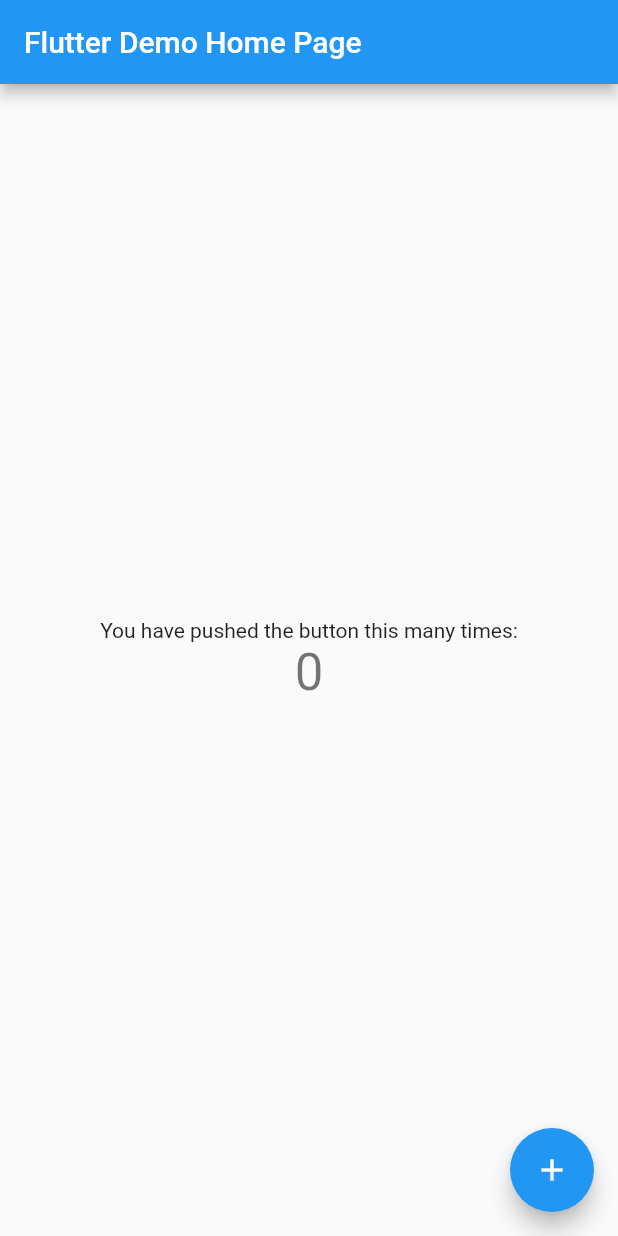
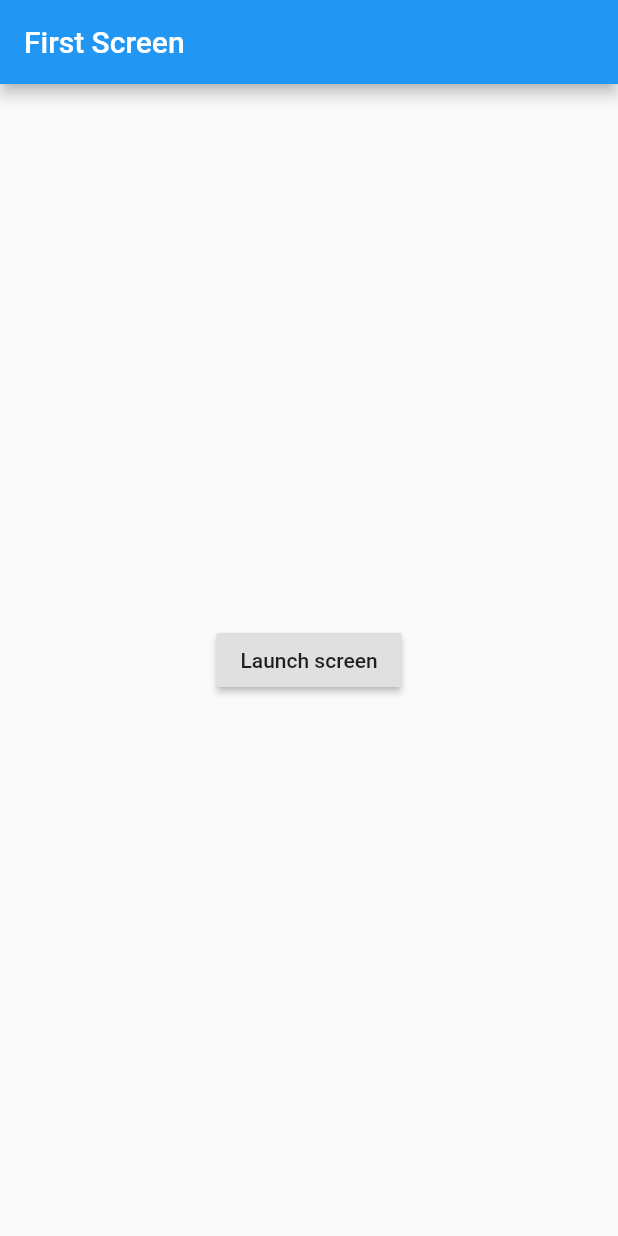
Before and after one commit to baloise/this-or-that, a Flutter app: the screen it shows after launch, on a phone screen of 412 x 824 dp. Run offline on Flutter 3.47's test engine with Material 2 defaults, Android fonts, the phone set to English and light mode, and no system bars.

Commit message:
Feat: Add app sceleton with a start and vote screen

```diff
--- a/app/lib/main.dart
+++ b/app/lib/main.dart
@@ -1,111 +1,23 @@
 import 'package:flutter/material.dart';
+
+import 'start.dart';
+import 'vote.dart';
 
 void main() => runApp(MyApp());
 
 class MyApp extends StatelessWidget {
-  // This widget is the root of your application.
   @override
   Widget build(BuildContext context) {
     return MaterialApp(
-      title: 'Flutter Demo',
+      title: 'This or That',
+      initialRoute: '/',
+      routes: {
+        '/': (context) => StartScreen(),
+        '/vote': (context) => VoteScreen(),
+      },
       theme: ThemeData(
-        // This is the theme of your application.
-        //
-        // Try running your application with "flutter run". You'll see the
-        // application has a blue toolbar. Then, without quitting the app, try
-        // changing the primarySwatch below to Colors.green and then invoke
-        // "hot reload" (press "r" in the console where you ran "flutter run",
-        // or simply save your changes to "hot reload" in a Flutter IDE).
-        // Notice that the counter didn't reset back to zero; the application
-        // is not restarted.
         primarySwatch: Colors.blue,
       ),
-      home: MyHomePage(title: 'Flutter Demo Home Page'),
     );
   }
 }
-
-class MyHomePage extends StatefulWidget {
-  MyHomePage({Key key, this.title}) : super(key: key);
-
-  // This widget is the home page of your application. It is stateful, meaning
-  // that it has a State object (defined below) that contains fields that affect
-  // how it looks.
-
-  // This class is the configuration for the state. It holds the values (in this
-  // case the title) provided by the parent (in this case the App widget) and
-  // used by the build method of the State. Fields in a Widget subclass are
-  // always marked "final".
-
-  final String title;
-
-  @override
-  _MyHomePageState createState() => _MyHomePageState();
-}
-
-class _MyHomePageState extends State<MyHomePage> {
-  int _counter = 0;
-
-  void _incrementCounter() {
-    setState(() {
-      // This call to setState tells the Flutter framework that something has
-      // changed in this State, which causes it to rerun the build method below
-      // so that the display can reflect the updated values. If we changed
-      // _counter without calling setState(), then the build method would not be
-      // called again, and so nothing would appear to happen.
-      _counter++;
-    });
-  }
-
-  @override
-  Widget build(BuildContext context) {
-    // This method is rerun every time setState is called, for instance as done
-    // by the _incrementCounter method above.
-    //
-    // The Flutter framework has been optimized to make rerunning build methods
-    // fast, so that you can just rebuild anything that needs updating rather
-    // than having to individually change instances of widgets.
-    return Scaffold(
-      appBar: AppBar(
-        // Here we take the value from the MyHomePage object that was created by
-        // the App.build method, and use it to set our appbar title.
-        title: Text(widget.title),
-      ),
-      body: Center(
-        // Center is a layout widget. It takes a single child and positions it
-        // in the middle of the parent.
-        child: Column(
-          // Column is also a layout widget. It takes a list of children and
-          // arranges them vertically. By default, it sizes itself to fit its
-          // children horizontally, and tries to be as tall as its parent.
-          //
-          // Invoke "debug painting" (press "p" in the console, choose the
-          // "Toggle Debug Paint" action from the Flutter Inspector in Android
-          // Studio, or the "Toggle Debug Paint" command in Visual Studio Code)
-          // to see the wireframe for each widget.
-          //
-          // Column has various properties to control how it sizes itself and
-          // how it positions its children. Here we use mainAxisAlignment to
-          // center the children vertically; the main axis here is the vertical
-          // axis because Columns are vertical (the cross axis would be
-          // horizontal).
-          mainAxisAlignment: MainAxisAlignment.center,
-          children: <Widget>[
-            Text(
-              'You have pushed the button this many times:',
-            ),
-            Text(
-              '$_counter',
-              style: Theme.of(context).textTheme.display1,
-            ),
-          ],
-        ),
-      ),
-      floatingActionButton: FloatingActionButton(
-        onPressed: _incrementCounter,
-        tooltip: 'Increment',
-        child: Icon(Icons.add),
-      ), // This trailing comma makes auto-formatting nicer for build methods.
-    );
-  }
-}
--- /dev/null
+++ b/app/lib/start.dart
@@ -0,0 +1,20 @@
+import 'package:flutter/material.dart';
+
+class StartScreen extends StatelessWidget {
+  @override
+  Widget build(BuildContext context) {
+    return Scaffold(
+      appBar: AppBar(
+        title: Text('First Screen'),
+      ),
+      body: Center(
+        child: RaisedButton(
+          child: Text('Launch screen'),
+          onPressed: () {
+            Navigator.pushNamed(context, '/vote');
+          },
+        ),
+      ),
+    );
+  }
+}
```
Also changed, not shown: app/lib/vote.dart (added, +20 -0 lines).
